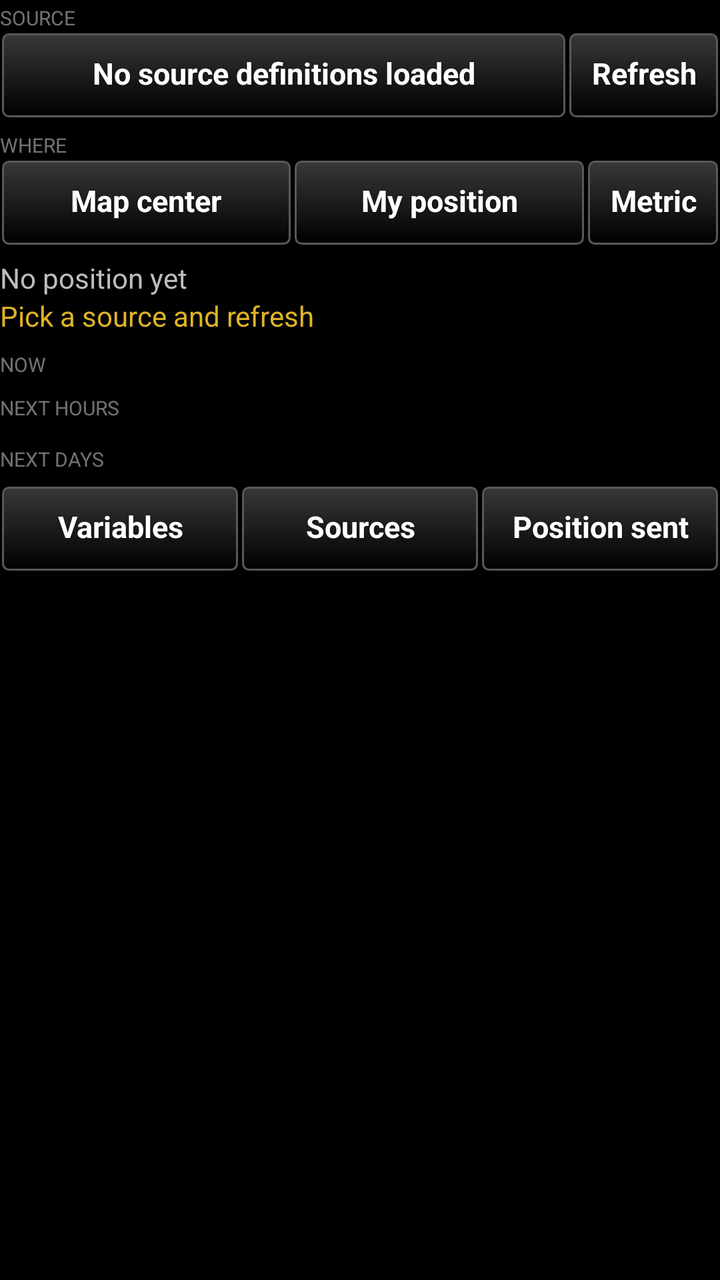
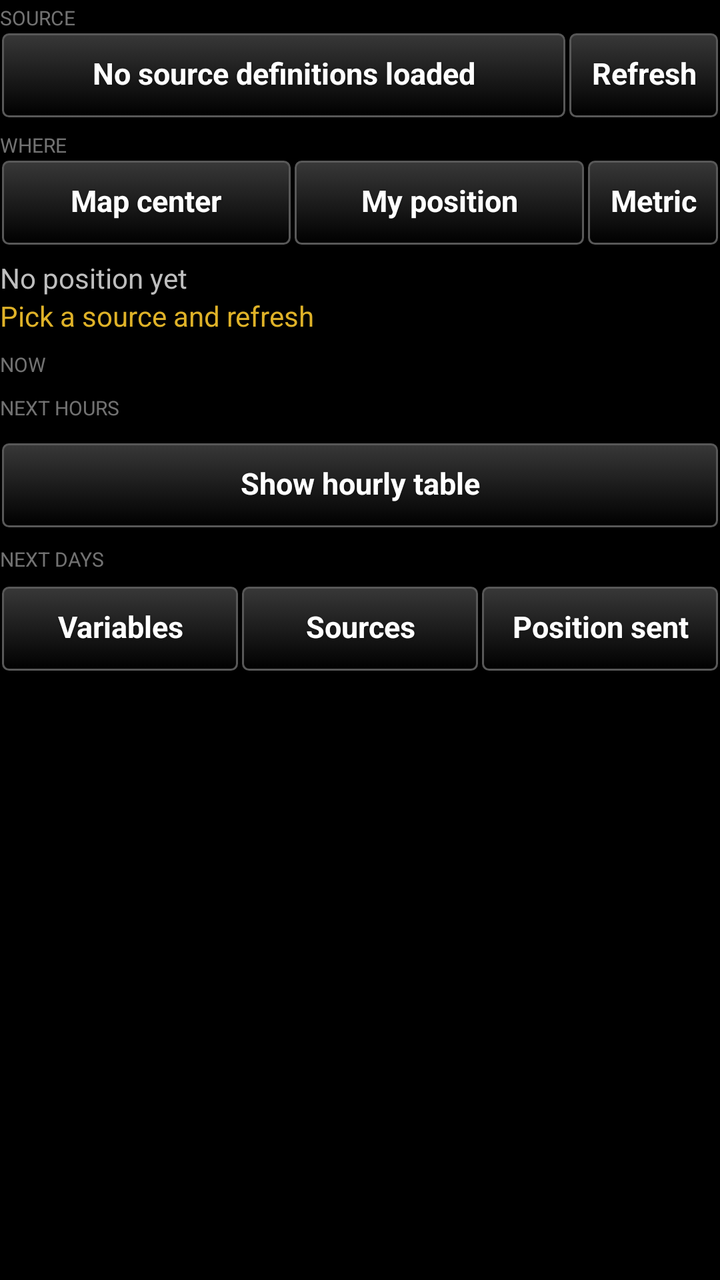

Two renders of the same Android screen: before a commit and after it. Below are the layout's source before the change and the commit's diff.
<!-- AndroidManifest.xml: application theme AppTheme -->
<!-- res/layout/main_layout.xml -->
<?xml version="1.0" encoding="utf-8"?>
<ScrollView xmlns:android="http://schemas.android.com/apk/res/android"
    android:layout_width="match_parent"
    android:layout_height="match_parent"
    android:fadeScrollbars="false"
    android:layout_marginLeft="3dp"
    android:layout_marginRight="3dp">

    <LinearLayout
        android:layout_width="match_parent"
        android:layout_height="wrap_content"
        android:orientation="vertical"
        android:paddingBottom="8dp">

        <TextView
            android:layout_width="match_parent"
            android:layout_height="wrap_content"
            android:text="@string/label_source"
            android:textSize="10sp"
            android:textAllCaps="true"
            android:paddingTop="2dp"
            android:alpha="0.6" />

        
        <LinearLayout
            android:layout_width="match_parent"
            android:layout_height="wrap_content"
            android:orientation="horizontal"
            android:gravity="center_vertical">

            <Button
                android:id="@+id/source_button"
                style="@style/TakwerxButton"
                android:layout_width="0dp"
                android:layout_height="wrap_content"
                android:layout_weight="1"
                android:text="@string/no_sources" />

            <Button
                android:id="@+id/refresh_button"
                style="@style/TakwerxButton"
                android:layout_width="wrap_content"
                android:layout_height="wrap_content"
                android:text="@string/refresh" />
        </LinearLayout>

        <TextView
            android:layout_width="match_parent"
            android:layout_height="wrap_content"
            android:text="@string/label_where"
            android:textSize="10sp"
            android:textAllCaps="true"
            android:paddingTop="6dp"
            android:alpha="0.6" />

        <LinearLayout
            android:layout_width="match_parent"
            android:layout_height="wrap_content"
            android:orientation="horizontal"
            android:gravity="center_vertical">

            <Button
                android:id="@+id/center_button"
                style="@style/TakwerxButton"
                android:layout_width="0dp"
                android:layout_weight="1"
                android:layout_height="wrap_content"
                android:text="@string/map_center" />

            <Button
                android:id="@+id/self_button"
                style="@style/TakwerxButton"
                android:layout_width="0dp"
                android:layout_weight="1"
                android:layout_height="wrap_content"
                android:text="@string/self_position" />

            <Button
                android:id="@+id/units_button"
                style="@style/TakwerxButton"
                android:layout_width="wrap_content"
                android:layout_height="wrap_content"
                android:text="@string/units_metric" />
        </LinearLayout>

        <TextView
            android:id="@+id/position_text"
            android:layout_width="match_parent"
            android:layout_height="wrap_content"
            android:textSize="@dimen/fontSize"
            android:layout_marginTop="@dimen/auto_margin"
            android:text="@string/no_position" />

        <TextView
            android:id="@+id/status_text"
            android:layout_width="match_parent"
            android:layout_height="wrap_content"
            android:textSize="@dimen/fontSize"
            android:textColor="@color/heading_yellow"
            android:text="@string/status_idle" />

        <TextView
            android:id="@+id/current_heading"
            android:layout_width="match_parent"
            android:layout_height="wrap_content"
            android:text="@string/heading_now"
            android:textSize="10sp"
            android:textAllCaps="true"
            android:paddingTop="8dp"
            android:alpha="0.6" />

        <LinearLayout
            android:id="@+id/current_container"
            android:layout_width="match_parent"
            android:layout_height="wrap_content"
            android:orientation="vertical" />

        <TextView
            android:id="@+id/series_heading"
            android:layout_width="match_parent"
            android:layout_height="wrap_content"
            android:text="@string/heading_hours"
            android:textSize="10sp"
            android:textAllCaps="true"
            android:paddingTop="8dp"
            android:alpha="0.6" />

        
        <HorizontalScrollView
            android:id="@+id/trend_scroll"
            android:layout_width="match_parent"
            android:layout_height="wrap_content"
            android:scrollbars="none">

            <LinearLayout
                android:id="@+id/trend_host"
                android:layout_width="wrap_content"
                android:layout_height="wrap_content"
                android:orientation="horizontal" />
        </HorizontalScrollView>

        <HorizontalScrollView
            android:layout_width="match_parent"
            android:layout_height="wrap_content"
            android:scrollbars="none"
            android:layout_marginTop="4dp">

            <LinearLayout
                android:id="@+id/trend_chips"
                android:layout_width="wrap_content"
                android:layout_height="wrap_content"
                android:orientation="horizontal" />
        </HorizontalScrollView>

        <TextView
            android:id="@+id/days_heading"
            android:layout_width="match_parent"
            android:layout_height="wrap_content"
            android:text="@string/heading_days"
            android:textSize="10sp"
            android:textAllCaps="true"
            android:paddingTop="8dp"
            android:alpha="0.6" />

        <LinearLayout
            android:id="@+id/days_strip"
            android:layout_width="match_parent"
            android:layout_height="wrap_content"
            android:orientation="horizontal">

            <LinearLayout
                android:id="@+id/days_legend"
                android:layout_width="wrap_content"
                android:layout_height="wrap_content"
                android:orientation="vertical" />

            <HorizontalScrollView
                android:layout_width="0dp"
                android:layout_height="wrap_content"
                android:layout_weight="1"
                android:fadeScrollbars="false"
                android:scrollbarSize="3dp">

                <LinearLayout
                    android:id="@+id/days_container"
                    android:layout_width="wrap_content"
                    android:layout_height="wrap_content"
                    android:orientation="horizontal" />
            </HorizontalScrollView>
        </LinearLayout>

        <LinearLayout
            android:layout_width="match_parent"
            android:layout_height="wrap_content"
            android:orientation="horizontal"
            android:layout_marginTop="@dimen/auto_margin">

            <Button
                android:id="@+id/variables_button"
                style="@style/TakwerxButton"
                android:layout_width="0dp"
                android:layout_weight="1"
                android:layout_height="wrap_content"
                android:text="@string/variables" />

            <Button
                android:id="@+id/sources_button"
                style="@style/TakwerxButton"
                android:layout_width="0dp"
                android:layout_weight="1"
                android:layout_height="wrap_content"
                android:text="@string/sources" />

            <Button
                android:id="@+id/privacy_button"
                style="@style/TakwerxButton"
                android:layout_width="0dp"
                android:layout_weight="1"
                android:layout_height="wrap_content"
                android:text="@string/privacy" />
        </LinearLayout>

        <TextView
            android:id="@+id/attribution_text"
            android:layout_width="match_parent"
            android:layout_height="wrap_content"
            android:textSize="11sp"
            android:layout_marginTop="@dimen/auto_margin"
            android:text="" />
    </LinearLayout>
</ScrollView>
<!-- resources referenced by this layout -->
<resources>
  <color name="heading_yellow">#dfb228</color>
  <dimen name="auto_margin">6dp</dimen>
  <dimen name="fontSize">14sp</dimen>
  <string name="heading_days">Next days</string>
  <string name="heading_hours">Next hours</string>
  <string name="heading_now">Now</string>
  <string name="label_source">Source</string>
  <string name="label_where">Where</string>
  <string name="map_center">Map center</string>
  <string name="no_position">No position yet</string>
  <string name="no_sources">No source definitions loaded</string>
  <string name="privacy">Position sent</string>
  <string name="refresh">Refresh</string>
  <string name="self_position">My position</string>
  <string name="sources">Sources</string>
  <string name="status_idle">Pick a source and refresh</string>
  <string name="units_metric">Metric</string>
  <string name="variables">Variables</string>
  <style name="TakwerxButton" parent="@style/darkButton">
          <item name="android:paddingLeft">12dp</item>
          <item name="android:paddingRight">12dp</item>
          <item name="android:paddingTop">6dp</item>
          <item name="android:paddingBottom">8dp</item>
          <item name="android:minHeight">44dp</item>
          <item name="android:minWidth">0dp</item>
          <item name="android:textSize">15sp</item>
          <item name="android:singleLine">true</item>
          <item name="android:ellipsize">end</item>
      </style>
  <style name="AppTheme" parent="@android:style/Theme.Holo">
          <item name="android:buttonStyle">@android:style/Widget.Button</item>
          <item name="android:imageButtonStyle">@android:style/Widget.Button</item>
          <item name="android:buttonStyleToggle">@android:style/Widget.Button</item>
          <item name="android:spinnerStyle">@style/ATAKSpinner</item>
          <item name="android:spinnerItemStyle">@style/ATAKSpinnerItem</item>
          <item name="android:editTextStyle">@style/ATAKEditText</item>
      </style>
  <style name="darkButton" parent="@android:style/Widget.Button">
          <item name="android:background">@drawable/btn_gray</item>
          <item name="android:shadowColor">@color/darker_gray</item>
          <item name="android:shadowDy">1</item>
          <item name="android:shadowRadius">2</item>
          <item name="android:textColor">@color/white</item>
          <item name="android:textStyle">bold</item>
          <item name="android:paddingTop">0dp</item>
          <item name="android:paddingBottom">3dp</item>
          <item name="android:textSize">@dimen/fontSize</item>
      </style>
  <style name="ATAKSpinner" parent="@android:style/Widget.Spinner">
          <item name="android:spinnerMode">dialog</item>
      </style>
  <style name="ATAKSpinnerItem">
          <item name="android:textColor">@android:color/white</item>
          <item name="android:dropDownVerticalOffset">0dip</item>
          <item name="android:dropDownHorizontalOffset">0dip</item>
          <item name="android:dropDownWidth">wrap_content</item>
          <item name="android:gravity">left|center_vertical</item>
      </style>
  <style name="ATAKEditText" parent="@android:style/Widget.EditText">
          
          
  
          
          <item name="android:imeOptions">flagNoFullscreen</item>
      </style>
  <color name="darker_gray">#121212</color>
  <color name="white">#ffffff</color>
  <!-- drawable new_dark_button_disabled (drawable) -->
  <?xml version="1.0" encoding="utf-8"?>
  <layer-list xmlns:android="http://schemas.android.com/apk/res/android">
      <item android:bottom="1dp" android:right="1dp" android:left="1dp" android:top="1dp">
          <shape android:shape="rectangle">
              <corners android:radius="3dp" />
              <stroke
                  android:width="1dp"
                  android:color="#484848" />
              <solid android:color="#484848" />
          </shape>
      </item>
  </layer-list>
  <!-- unchanged entries left out for length: 3 -->
</resources>

<!-- the commit's change to res/layout/main_layout.xml (unified diff, before → after) -->
@@ -152,6 +152,45 @@
                 android:orientation="horizontal" />
         </HorizontalScrollView>
 
+        
+        <Button
+            android:id="@+id/hours_table_button"
+            style="@style/TakwerxButton"
+            android:layout_width="match_parent"
+            android:layout_height="wrap_content"
+            android:layout_marginTop="6dp"
+            android:text="@string/show_hours_table" />
+
+        <LinearLayout
+            android:id="@+id/hours_table"
+            android:layout_width="match_parent"
+            android:layout_height="wrap_content"
+            android:orientation="horizontal"
+            android:visibility="gone">
+
+            <LinearLayout
+                android:id="@+id/hours_legend"
+                android:layout_width="wrap_content"
+                android:layout_height="wrap_content"
+                android:orientation="vertical" />
+
+            <HorizontalScrollView
+                android:layout_width="0dp"
+                android:layout_height="wrap_content"
+                android:layout_weight="1"
+                android:fadeScrollbars="false"
+                android:scrollbarSize="3dp"
+                android:scrollbarStyle="outsideOverlay"
+                android:paddingBottom="6dp">
+
+                <LinearLayout
+                    android:id="@+id/hours_container"
+                    android:layout_width="wrap_content"
+                    android:layout_height="wrap_content"
+                    android:orientation="horizontal" />
+            </HorizontalScrollView>
+        </LinearLayout>
+
         <TextView
             android:id="@+id/days_heading"
             android:layout_width="match_parent"
<!-- resource entries referenced after the edit -->
@@ -14,6 +14,7 @@
   <string name="privacy">Position sent</string>
   <string name="refresh">Refresh</string>
   <string name="self_position">My position</string>
+  <string name="show_hours_table">Show hourly table</string>
   <string name="sources">Sources</string>
   <string name="status_idle">Pick a source and refresh</string>
   <string name="units_metric">Metric</string>
